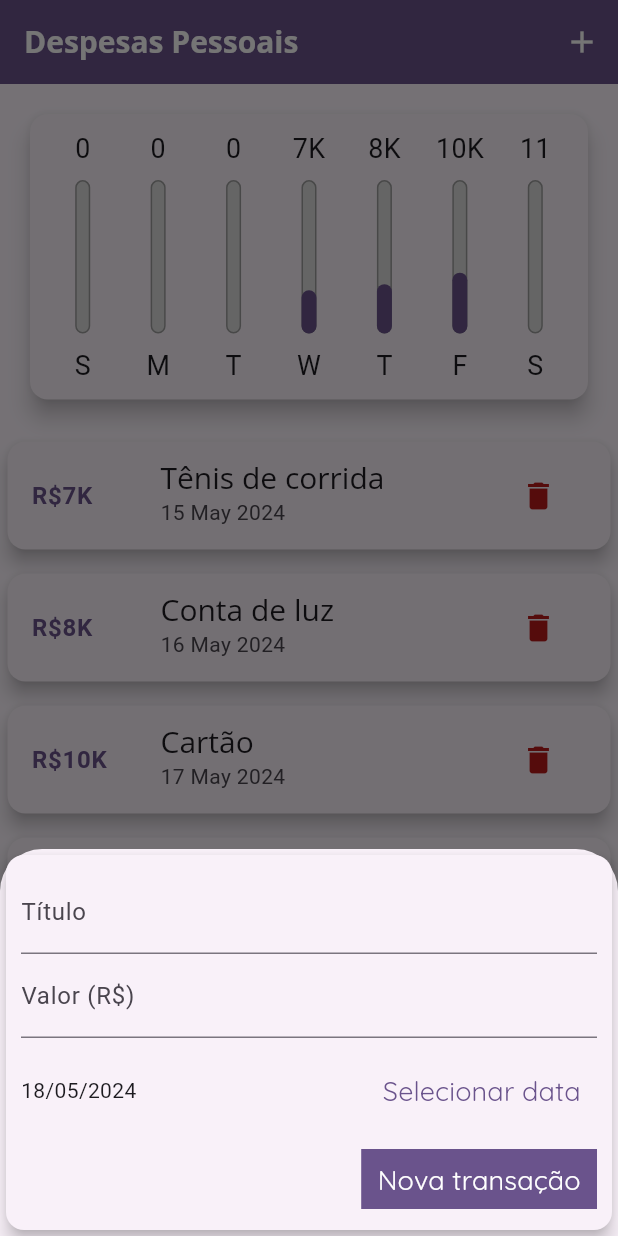
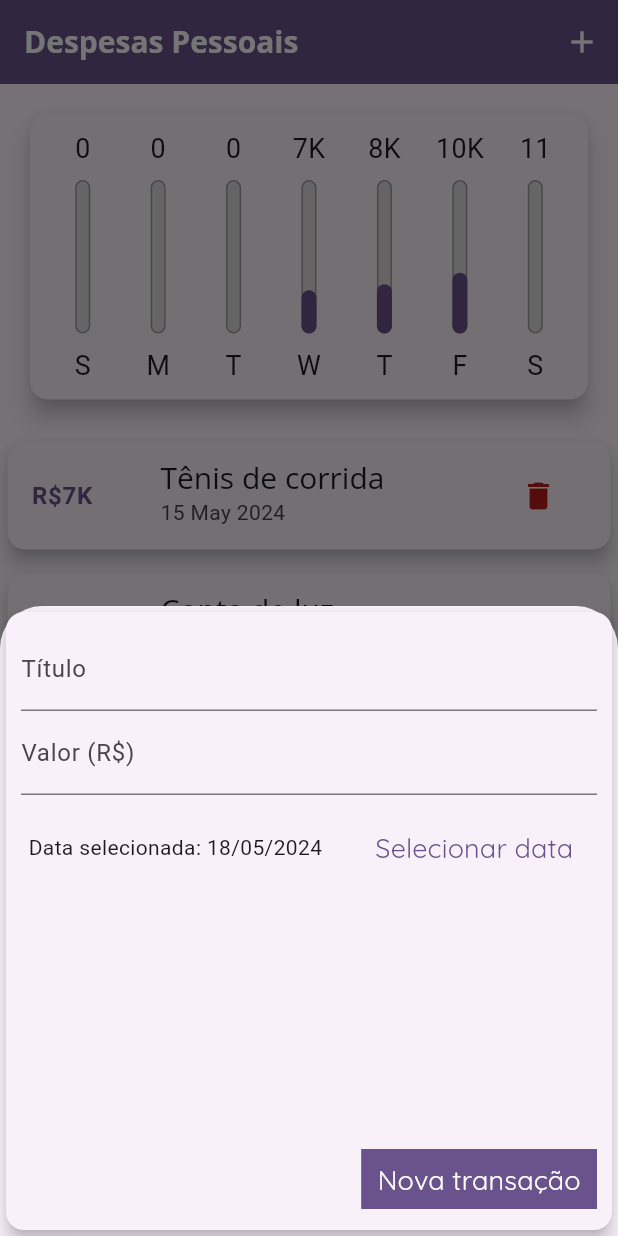
Before and after one commit to AjJordy/Flutter-Course, a Flutter app: the screen it shows after launch, after a tap on the "delete" icon, after a tap on the "add" icon, on a phone screen of 412 x 824 dp. Run offline on Flutter 3.47's test engine with Material 3 defaults, Android fonts, the phone set to English and light mode, and no system bars.

Commit message:
feat: adaptative date picker

```diff
--- /dev/null
+++ b/expenses/lib/components/adaptative_date_picker.dart
@@ -0,0 +1,65 @@
+import 'dart:io';
+
+import 'package:flutter/cupertino.dart';
+import 'package:flutter/material.dart';
+import 'package:intl/intl.dart';
+
+class AdaptativeDatePicker extends StatelessWidget {
+  final DateTime selectedDate;
+  final Function(DateTime) onDateChange;
+
+  const AdaptativeDatePicker({
+    required this.selectedDate,
+    required this.onDateChange,
+    super.key,
+  });
+
+  void _showDatePicker(BuildContext context) {
+    showDatePicker(
+      context: context,
+      initialDate: DateTime.now(),
+      firstDate: DateTime(2019),
+      lastDate: DateTime.now(),
+    ).then((pickedDate) {
+      if (pickedDate == null) {
+        return;
+      }
+
+      onDateChange(pickedDate);
+    });
+  }
+
+  @override
+  Widget build(BuildContext context) {
+    if (Platform.isIOS) {
+      return Container(
+        height: 180,
+        padding: const EdgeInsets.symmetric(vertical: 10),
+        child: CupertinoDatePicker(
+          mode: CupertinoDatePickerMode.date,
+          initialDateTime: DateTime.now(),
+          minimumDate: DateTime(2019),
+          maximumDate: DateTime.now(),
+          onDateTimeChanged: onDateChange,
+        ),
+      );
+    }
+    return Container(
+      height: 70,
+      padding: const EdgeInsets.all(5),
+      child: Row(
+        children: [
+          Expanded(
+            child: Text(
+                'Data selecionada: ${DateFormat('dd/MM/y').format(selectedDate)}'),
+          ),
+          const SizedBox(width: 20),
+          TextButton(
+            onPressed: () => _showDatePicker(context),
+            child: const Text('Selecionar data'),
+          ),
+        ],
+      ),
+    );
+  }
+}
--- /dev/null
+++ b/expenses/lib/components/adaptative_text_field.dart
@@ -0,0 +1,42 @@
+import 'dart:io';
+
+import 'package:flutter/cupertino.dart';
+import 'package:flutter/material.dart';
+
+class AdaptativeTextField extends StatelessWidget {
+  final String label;
+  final TextEditingController controller;
+  final Function(String)? onSubmitted;
+  final TextInputType? keyboardType;
+
+  const AdaptativeTextField({
+    required this.label,
+    required this.controller,
+    this.onSubmitted,
+    this.keyboardType,
+    super.key,
+  });
+
+  @override
+  Widget build(BuildContext context) {
+    if (Platform.isIOS) {
+      return Padding(
+        padding: const EdgeInsets.only(bottom: 10),
+        child: CupertinoTextField(
+          controller: controller,
+          keyboardType: keyboardType,
+          onSubmitted: onSubmitted,
+          placeholder: label,
+          padding: const EdgeInsets.symmetric(horizontal: 6, vertical: 12),
+        ),
+      );
+    } else {
+      return TextField(
+        controller: controller,
+        keyboardType: keyboardType,
+        onSubmitted: onSubmitted,
+        decoration: InputDecoration(labelText: label),
+      );
+    }
+  }
+}
--- a/expenses/lib/components/transaction_form.dart
+++ b/expenses/lib/components/transaction_form.dart
@@ -1,4 +1,6 @@
 import 'package:expenses/components/adaptative_button.dart';
+import 'package:expenses/components/adaptative_date_picker.dart';
+import 'package:expenses/components/adaptative_text_field.dart';
 import 'package:flutter/material.dart';
 import 'package:intl/intl.dart';
 
@@ -25,27 +27,13 @@ class _TransactionFormState extends State<TransactionForm> {
     widget.onSubmit(title, value, _selectedDate);
   }
 
-  void _showDatePicker() {
-    showDatePicker(
-      context: context,
-      initialDate: DateTime.now(),
-      firstDate: DateTime(2019),
-      lastDate: DateTime.now(),
-    ).then((value) {
-      if (value == null) {
-        return;
-      }
-      setState(() {
-        _selectedDate = value;
-      });
-    });
-  }
-
   @override
   Widget build(BuildContext context) {
     return SingleChildScrollView(
       child: Card(
         elevation: 5,
+        child: SizedBox(
+          height: MediaQuery.of(context).size.height * 0.5,
           child: Padding(
             padding: EdgeInsets.only(
               top: 10,
@@ -55,34 +43,28 @@ class _TransactionFormState extends State<TransactionForm> {
             ),
             child: Column(
               children: [
-              TextField(
+                AdaptativeTextField(
+                  label: 'Título',
                   controller: _titleController,
-                onSubmitted: (_) => _submitForm(),
-                decoration: const InputDecoration(labelText: 'Título'),
+                  onSubmitted: (_) => _submitForm,
                 ),
-              TextField(
+                AdaptativeTextField(
+                  label: 'Valor (R\$)',
                   controller: _valueController,
+                  onSubmitted: (_) => _submitForm,
                   keyboardType: const TextInputType.numberWithOptions(
                     decimal: true,
                   ),
-                onSubmitted: (_) => _submitForm(),
-                decoration: const InputDecoration(labelText: 'Valor (R\$)'),
                 ),
-              Container(
-                height: 70,
-                child: Row(
-                  children: [
-                    Expanded(
-                      child: Text(DateFormat('dd/MM/y').format(_selectedDate)),
+                AdaptativeDatePicker(
+                  selectedDate: _selectedDate,
+                  onDateChange: (newDate) {
+                    setState(() {
+                      _selectedDate = newDate;
+                    });
+                  },
                 ),
-                    const SizedBox(width: 20),
-                    TextButton(
-                      onPressed: _showDatePicker,
-                      child: const Text('Selecionar data'),
-                    ),
-                  ],
-                ),
-              ),
+                Expanded(child: Container()),
                 Row(
                   mainAxisAlignment: MainAxisAlignment.end,
                   children: [
@@ -96,6 +78,7 @@ class _TransactionFormState extends State<TransactionForm> {
             ),
           ),
         ),
+      ),
     );
   }
 }
--- a/expenses/lib/main.dart
+++ b/expenses/lib/main.dart
@@ -211,12 +211,12 @@ class _MyHomePageState extends State<MyHomePage> {
                 ],
               ),
             if (_showChart || !isLandscape)
-              Container(
+              SizedBox(
                 height: availabelHeight * (isLandscape ? 0.7 : 0.3),
                 child: Chart(_recentTransactions),
               ),
             if (!_showChart || !isLandscape)
-              Container(
+              SizedBox(
                 height: availabelHeight * (isLandscape ? 1 : 0.7),
                 child: TransactionList(_transactions, _deleteTransaction),
               ),
```
Lines whose indentation alone changed are shown as unchanged.
